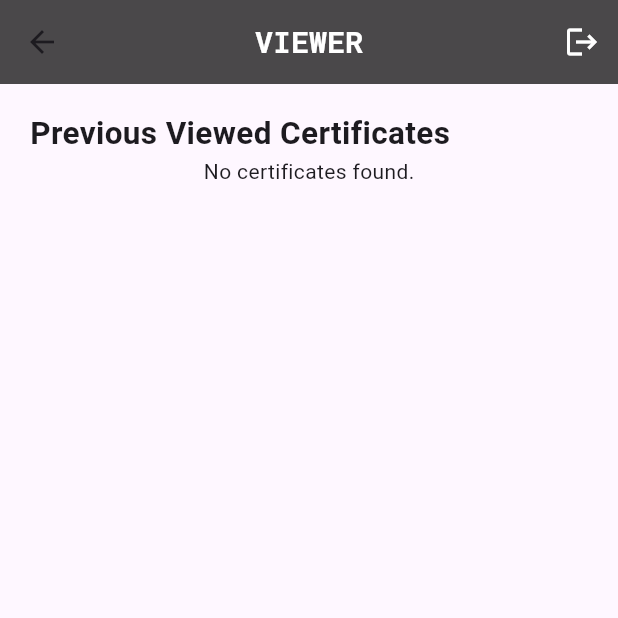
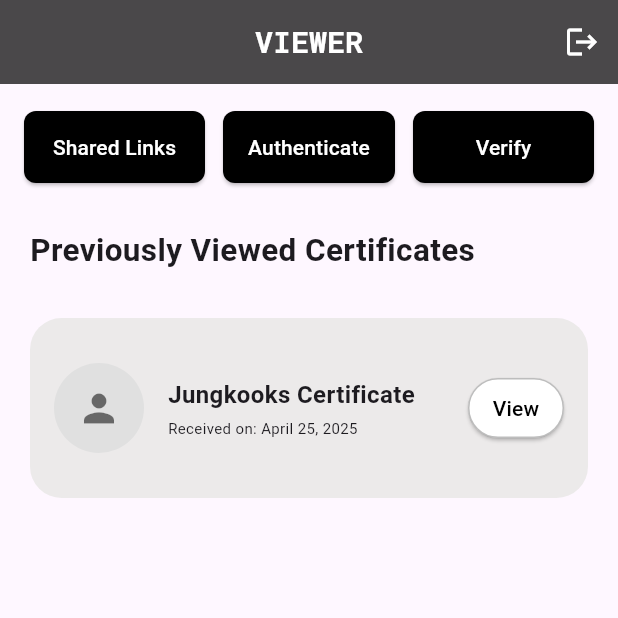
Before and after one commit to SitiFatimah0403/Digital_certificate_project, a Flutter app: the Viewerscreen screen opened directly, on a phone screen of 412 x 824 dp, the top half of it. Run offline on Flutter 3.47's test engine with Material 3 defaults, Android fonts, the phone set to English and light mode, and no system bars; our stand-ins replace cloud_firestore, file_picker, firebase_auth, firebase_core, firebase_storage, google_sign_in and 2 more; missing offline and left inert: firebase_app_check, pdfx, syncfusion_flutter_pdf; accounts and stored records are empty.

Commit message:
screen viewer fixed

```diff
--- a/lib/main.dart
+++ b/lib/main.dart
@@ -7,6 +7,7 @@ import 'package:digital_certificate_project/recipient_verify_cert/CA_verificatio
 import 'package:digital_certificate_project/recipientDashboard/base/bottom_navbar.dart';
 import 'package:digital_certificate_project/recipientDashboard/screen/home_screen.dart';
 import 'package:digital_certificate_project/recipient_verify_cert/CA_verification.dart';
+import 'package:digital_certificate_project/viewerDashboard/screen/viewerScreen.dart';
 import 'package:firebase_app_check/firebase_app_check.dart';
 import 'package:flutter/material.dart';
 import 'package:firebase_core/firebase_core.dart';
@@ -36,12 +37,12 @@ await FirebaseAppCheck.instance.activate(
 
 
 //Nk check appchecker tu
-FirebaseAppCheck.instance.getToken(true).then((token) {
+/*FirebaseAppCheck.instance.getToken(true).then((token) {
   print('🛡️ Debug token: $token');
 }).catchError((error) {
   print('❌ Failed to get token: $error');
 });
-
+*/
 
 
   print(Firebase.apps);
@@ -64,8 +65,8 @@ class MyApp extends StatelessWidget {
       title: 'Digital Certificate Repository',
       debugShowCheckedModeBanner: false,
       theme: ThemeData(primarySwatch: Colors.grey),
-      home: AuthWrapper(), // controls where to go after startup
-      //home: UploadScreen(), // temporary to test UploadScreen
+      //home: AuthWrapper(), // controls where to go after startup
+      home: Viewerscreen(), // temporary to test UploadScreen
       routes: {
         '/login': (context) => LoginScreen(),
         '/Signup': (context) => SignUpScreen(),
@@ -73,7 +74,7 @@ class MyApp extends StatelessWidget {
         '/caDashboard': (context) => CertificateApp(),
         '/recipientDashboard': (context) => BottomNavbar(),
         '/clientDashboard': (context) => ClientScreen(),
-        '/viewerDashboard': (context) => PlaceholderScreen('Viewer'), // ni un tak de
+        '/viewerDashboard': (context) => Viewerscreen(),
       },
     );
   }
--- a/lib/viewerDashboard/screen/viewerScreen.dart
+++ b/lib/viewerDashboard/screen/viewerScreen.dart
@@ -1,11 +1,11 @@
 import 'package:flutter/material.dart';
 import 'package:digital_certificate_project/recipientDashboard/widget/cert_view.dart';
 import 'package:digital_certificate_project/auth/services/auth_service.dart';
+import 'package:digital_certificate_project/viewerDashboard/widget/dummy_cert_view.dart';
 
 class Viewerscreen extends StatelessWidget {
   Viewerscreen({super.key});
 
-  // Create an instance of AuthService
   final AuthService _authService = AuthService();
 
   @override
@@ -25,13 +25,13 @@ class Viewerscreen extends StatelessWidget {
         centerTitle: true,
         actions: [
           IconButton(
-            icon: Icon(Icons.logout, color: Colors.white,),
+            icon: const Icon(Icons.logout, color: Colors.white),
             onPressed: () async {
-              await _authService.signOut(); // call method from AuthService
+              await _authService.signOut();
               Navigator.pushNamedAndRemoveUntil(
                 context,
                 '/login',
-                (route) => false, // Clear all previous screens
+                (route) => false,
               );
             },
           ),
@@ -39,23 +39,90 @@ class Viewerscreen extends StatelessWidget {
       ),
       body: ListView(
         padding: const EdgeInsets.only(top: 18, bottom: 20),
-        children: const [
+        children: [
+          // 🔳 Button Row Section
           Padding(
+            padding: const EdgeInsets.symmetric(horizontal: 16.0),
+            child: Row(
+              children: [
+                Expanded(
+                  child: Container(
+                    margin: const EdgeInsets.only(right: 6),
+                    child: ElevatedButton(
+                      onPressed: () {
+                        Navigator.pushNamed(context, '/sharedLinks');
+                      },
+                      style: ElevatedButton.styleFrom(
+                        backgroundColor: Colors.black,
+                        foregroundColor: Colors.white,
+                        shape: RoundedRectangleBorder(
+                          borderRadius: BorderRadius.circular(8),
+                        ),
+                        padding: const EdgeInsets.symmetric(vertical: 14),
+                      ),
+                      child: const Text('Shared Links', textAlign: TextAlign.center),
+                    ),
+                  ),
+                ),
+                Expanded(
+                  child: Container(
+                    margin: const EdgeInsets.symmetric(horizontal: 6),
+                    child: ElevatedButton(
+                      onPressed: () {
+                        Navigator.pushNamed(context, '/authenticateAccess');
+                      },
+                      style: ElevatedButton.styleFrom(
+                        backgroundColor: Colors.black,
+                        foregroundColor: Colors.white,
+                        shape: RoundedRectangleBorder(
+                          borderRadius: BorderRadius.circular(8),
+                        ),
+                        padding: const EdgeInsets.symmetric(vertical: 14),
+                      ),
+                      child: const Text('Authenticate', textAlign: TextAlign.center),
+                    ),
+                  ),
+                ),
+                Expanded(
+                  child: Container(
+                    margin: const EdgeInsets.only(left: 6),
+                    child: ElevatedButton(
+                      onPressed: () {
+                        Navigator.pushNamed(context, '/verifyCertificate');
+                      },
+                      style: ElevatedButton.styleFrom(
+                        backgroundColor: Colors.black,
+                        foregroundColor: Colors.white,
+                        shape: RoundedRectangleBorder(
+                          borderRadius: BorderRadius.circular(8),
+                        ),
+                        padding: const EdgeInsets.symmetric(vertical: 14),
+                      ),
+                      child: const Text('Verify', textAlign: TextAlign.center),
+                    ),
+                  ),
+                ),
+              ],
+            ),
+          ),
+
+          const SizedBox(height: 30),
+
+          // 🧾 Previously Viewed Certificates Section
+          const Padding(
             padding: EdgeInsets.symmetric(horizontal: 20),
-            child: Row(
-              mainAxisAlignment: MainAxisAlignment.spaceBetween,
-              children: [
-                Text(
-                  "Previous Viewed Certificates",
+            child: Text(
+              "Previously Viewed Certificates",
               style: TextStyle(
                 fontSize: 21,
                 fontWeight: FontWeight.bold,
               ),
             ),
-              ],
           ),
-          ),
-           CertView(),
+
+          const SizedBox(height: 10),
+
+          const DummyCertView(),
         ],
       ),
     );
--- /dev/null
+++ b/lib/viewerDashboard/widget/dummy_cert_view.dart
@@ -0,0 +1,112 @@
+import 'package:flutter/material.dart';
+import 'package:digital_certificate_project/viewerDashboard/widget/cert_detail.dart';
+
+class DummyCertView extends StatelessWidget {
+  const DummyCertView({super.key});
+
+  @override
+  Widget build(BuildContext context) {
+    final List<Map<String, dynamic>> certs = [
+      {
+        'Name': 'Jungkook''s Certificate',
+        'issuanceDate': 'April 25, 2025',
+        'file': 'cert1.pdf',
+      },
+    ];
+
+    return ListView.builder(
+      shrinkWrap: true,
+      physics: const NeverScrollableScrollPhysics(),
+      padding: const EdgeInsets.symmetric(horizontal: 20, vertical: 20),
+      itemCount: certs.length,
+      itemBuilder: (context, index) {
+        final cert = certs[index];
+        return Padding(
+          padding: const EdgeInsets.only(bottom: 12),
+          child: CertCard(
+            certName: cert['Name'],
+            receivedDate: cert['issuanceDate'],
+            onMorePressed: () {
+              Navigator.push(
+                context,
+                MaterialPageRoute(builder: (context) => CertDetail(cert: cert)),
+              );
+            },
+            certImage: null,
+          ),
+        );
+      },
+    );
+  }
+}
+
+class CertCard extends StatelessWidget {
+  final String certName;
+  final String receivedDate;
+  final VoidCallback onMorePressed;
+  final ImageProvider? certImage;
+
+  const CertCard({
+    super.key,
+    required this.certName,
+    required this.receivedDate,
+    required this.onMorePressed,
+    this.certImage,
+  });
+
+  @override
+  Widget build(BuildContext context) {
+    return Container(
+      height: 120,
+      decoration: BoxDecoration(
+        color: const Color(0xFFECEAEA),
+        borderRadius: BorderRadius.circular(21),
+      ),
+      padding: const EdgeInsets.all(16),
+      child: Row(
+        children: [
+          CircleAvatar(
+            radius: 30,
+            backgroundColor: Colors.grey[300],
+            backgroundImage: certImage,
+            child:
+                certImage == null
+                    ? const Icon(Icons.person, size: 30, color: Colors.black54)
+                    : null,
+          ),
+          const SizedBox(width: 16),
+          Expanded(
+            child: Column(
+              mainAxisAlignment: MainAxisAlignment.center,
+              crossAxisAlignment: CrossAxisAlignment.start,
+              children: [
+                Text(
+                  certName,
+                  style: const TextStyle(
+                    fontWeight: FontWeight.bold,
+                    fontSize: 16,
+                  ),
+                ),
+                const SizedBox(height: 4),
+                Text(
+                  'Received on: $receivedDate',
+                  style: const TextStyle(fontSize: 10),
+                ),
+              ],
+            ),
+          ),
+          ElevatedButton(
+            onPressed: onMorePressed,
+            style: ElevatedButton.styleFrom(
+              backgroundColor: Colors.white,
+              foregroundColor: Colors.black,
+              side: const BorderSide(color: Colors.black26),
+              padding: const EdgeInsets.symmetric(horizontal: 12, vertical: 8),
+            ),
+            child: const Text("View"),
+          ),
+        ],
+      ),
+    );
+  }
+}
--- a/pubspec.yaml
+++ b/pubspec.yaml
@@ -87,7 +87,6 @@ dependencies:
   share_plus: ^7.2.1
 
 
-
 dev_dependencies:
   mockito: ^5.4.4
   #firebase_auth_mocks: ^0.13.0
```
Also changed, not shown: pubspec.lock. Lines whose indentation alone changed are shown as unchanged.
